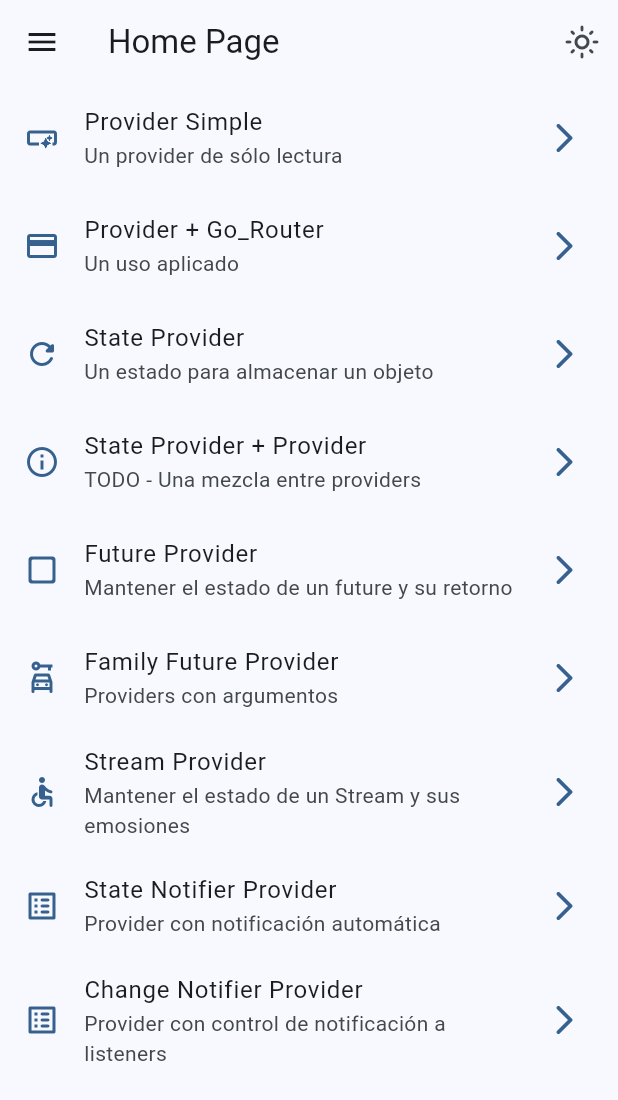
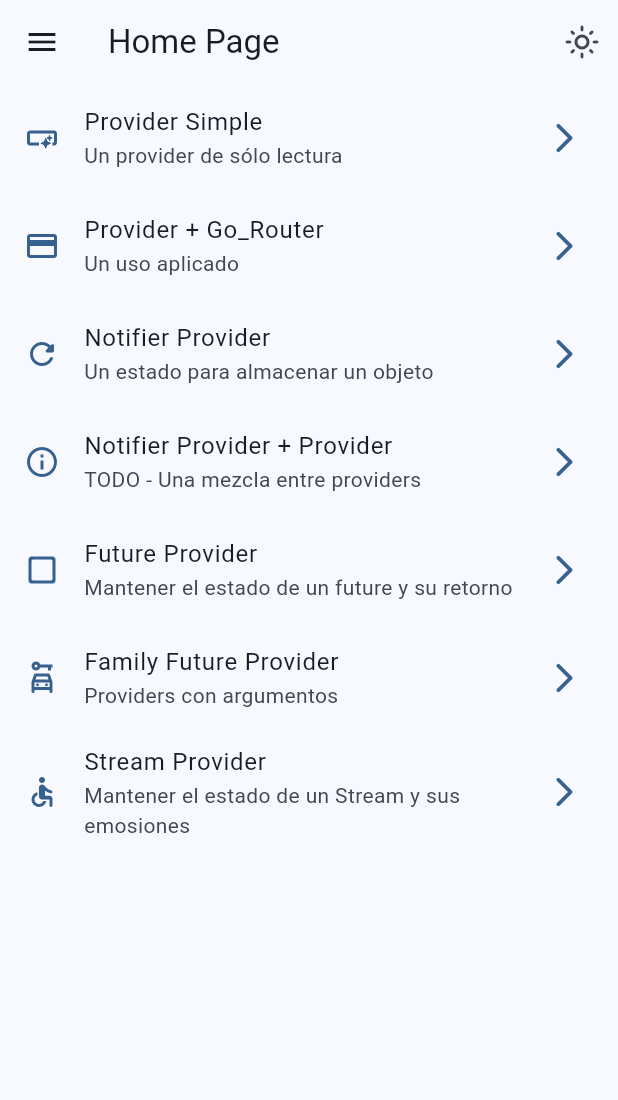
Before and after one commit to gilvancosta/Riverpod-Providers-2023, a Flutter app: the screen it shows after launch, on a phone screen of 412 x 824 dp. Shown: the top 1100 px of the screen. Run offline on Flutter 3.47's test engine with Material 3 defaults, Android fonts, the phone set to English and light mode, and no system bars; our stand-ins replace dio, flutter_riverpod, go_router, riverpod_annotation; missing offline and left inert: random_name_generator; generated files the repository leaves out were written again.

```diff
--- a/lib/src/core/router/app_router.dart
+++ b/lib/src/core/router/app_router.dart
@@ -3,15 +3,16 @@ import 'package:go_router/go_router.dart';
 import 'package:riverpod_annotation/riverpod_annotation.dart';
 
 import '../../ui/pages/home/home_page.dart';
-import '../../ui/pages/riverpod/01_provider/provider_screen.dart';
-import '../../ui/pages/riverpod/02_provider_router/router_screen.dart';
-import '../../ui/pages/riverpod/03_state_provider/state_provider_screen.dart';
-import '../../ui/pages/riverpod/04_todo/todo_screen.dart';
-import '../../ui/pages/riverpod/05_future_provider/future_provider_screen.dart';
-import '../../ui/pages/riverpod/06_family_future_provider/future_provider_screen.dart';
-import '../../ui/pages/riverpod/07_stream_provider/stream_provider_screen.dart';
-import '../../ui/pages/riverpod/08_state_notifier/state_notifier_screen.dart';
-import '../../ui/pages/riverpod/09_change_notifier/change_notifier_screen.dart';
+import '../../ui/pages/riverpod/01_provider/hello_world/provider_screen.dart';
+import '../../ui/pages/riverpod/01_provider/provider_router/router_screen.dart';
+
+import '../../ui/pages/riverpod/02_notifier_provider/example01/notifier_provider_screen.dart';
+
+import '../../ui/pages/riverpod/02_notifier_provider/todo/todo_screen.dart';
+
+import '../../ui/pages/riverpod/03_future_provider/family_future_provider/future_provider_screen.dart';
+import '../../ui/pages/riverpod/03_future_provider/load_name/future_provider_screen.dart';
+import '../../ui/pages/riverpod/04_stream_provider/stream_name/stream_provider_screen.dart';
 
 part 'app_router.g.dart';
 
@@ -33,8 +34,8 @@ GoRouter appRouter(AppRouterRef ref) {
       builder: (context, state) => const RouterScreen(),
     ),
     GoRoute(
-      path: '/state-provider',
-      builder: (context, state) => const StateProviderScreen(),
+      path: '/notifier-provider',
+      builder: (context, state) => const NotifierProviderScreen(),
     ),
     GoRoute(
       path: '/todo',
@@ -52,13 +53,5 @@ GoRouter appRouter(AppRouterRef ref) {
       path: '/stream-provider',
       builder: (context, state) => const StreamProviderScreen(),
     ),
-    GoRoute(
-      path: '/change-notifier-provider',
-      builder: (context, state) => const ChangeNotifierScreen(),
-    ),
-    GoRoute(
-      path: '/state-notifier-provider',
-      builder: (context, state) => const StateNotifierScreen(),
-    ),
   ]);
 }
--- a/lib/src/ui/pages/home/widgets/list_tile_widget.dart
+++ b/lib/src/ui/pages/home/widgets/list_tile_widget.dart
@@ -5,19 +5,18 @@ import 'package:flutter_riverpod/flutter_riverpod.dart';
 import '../../../../core/router/app_router.dart';
 
 class ListTileWidget extends ConsumerWidget {
-
   final String title;
   final String subTitle;
   final String location;
   final IconData icon;
 
-  const ListTileWidget({super.key,
+  const ListTileWidget({
+    super.key,
     required this.title,
     required this.subTitle,
     required this.location,
     required this.icon,
   });
-
 
   get appRouter => null;
 
--- a/lib/src/ui/pages/home/widgets/list_view_widget.dart
+++ b/lib/src/ui/pages/home/widgets/list_view_widget.dart
@@ -25,14 +25,14 @@ class ListViewWidget extends StatelessWidget {
           ),
 
           ListTileWidget(
-            title: 'State Provider',
+            title: 'Notifier Provider',
             subTitle: 'Un estado para almacenar un objeto',
-            location: '/state-provider',
+            location: '/notifier-provider',
             icon: Icons.refresh_rounded
           ),
 
           ListTileWidget(
-            title: 'State Provider + Provider',
+            title: 'Notifier Provider + Provider',
             subTitle: 'TODO - Una mezcla entre providers',
             location: '/todo',
             icon: Icons.info_outline
@@ -59,19 +59,7 @@ class ListViewWidget extends StatelessWidget {
             icon: Icons.accessible_rounded
           ),
 
-          ListTileWidget(
-            title: 'State Notifier Provider',
-            subTitle: 'Provider con notificación automática',
-            location: '/state-notifier-provider',
-            icon: Icons.list_alt_rounded
-          ),
 
-          ListTileWidget(
-            title: 'Change Notifier Provider',
-            subTitle: 'Provider con control de notificación a listeners',
-            location: '/change-notifier-provider',
-            icon: Icons.list_alt_rounded
-          ),
 
       ],
     );
--- a/lib/src/ui/pages/riverpod/01_provider/provider_screen.dart
+++ b/lib/src/ui/pages/riverpod/01_provider/hello_world/provider_screen.dart
@@ -6,6 +6,8 @@ import 'package:flutter/material.dart';
 import 'package:flutter_riverpod/flutter_riverpod.dart';
 
 import 'providers/hello_world_provider.dart';
+
+
 
 class ProviderScreen extends ConsumerWidget {
   const ProviderScreen({super.key});
--- a/lib/src/ui/pages/riverpod/02_provider_router/router_screen.dart
+++ b/lib/src/ui/pages/riverpod/01_provider/provider_router/router_screen.dart
@@ -2,7 +2,7 @@ import 'package:flutter/material.dart';
 import 'package:flutter_riverpod/flutter_riverpod.dart';
 
 
-import '../../../../core/router/app_router.dart';
+import '../../../../../core/router/app_router.dart';
 
 class RouterScreen extends ConsumerWidget {
   const RouterScreen({super.key});
--- a/lib/src/ui/pages/riverpod/04_todo/providers/todos_providers.dart
+++ b/lib/src/ui/pages/riverpod/02_notifier_provider/todo/providers/todos_providers.dart
@@ -2,8 +2,9 @@ import 'package:riverpod_annotation/riverpod_annotation.dart';
 
 
 import 'package:uuid/uuid.dart';
-import '../../../../../core/helpers/random_generator.dart';
-import '../../../../../domain/entities/todo.dart';
+
+import '../../../../../../core/helpers/random_generator.dart';
+import '../../../../../../domain/entities/todo.dart';
 
 
 part 'todos_providers.g.dart';
--- a/lib/src/ui/pages/riverpod/04_todo/todo_screen.dart
+++ b/lib/src/ui/pages/riverpod/02_notifier_provider/todo/todo_screen.dart
@@ -1,7 +1,8 @@
 import 'package:flutter/material.dart';
 import 'package:flutter_riverpod/flutter_riverpod.dart';
+import '../../../../../core/helpers/random_generator.dart';
 import 'providers/todos_providers.dart';
-import '../../../../core/helpers/random_generator.dart';
+
 
 
 
--- a/lib/src/ui/pages/riverpod/06_family_future_provider/future_provider_screen.dart
+++ b/lib/src/ui/pages/riverpod/03_future_provider/family_future_provider/future_provider_screen.dart
@@ -1,7 +1,8 @@
 import 'package:flutter/material.dart';
 import 'package:flutter_riverpod/flutter_riverpod.dart';
 
-import '../05_future_provider/providers/future_providers.dart';
+import '../load_name/providers/future_providers.dart';
+
 
 class FamilyFutureScreen extends ConsumerStatefulWidget {
   const FamilyFutureScreen({super.key});
--- a/lib/src/ui/pages/riverpod/05_future_provider/future_provider_screen.dart
+++ b/lib/src/ui/pages/riverpod/03_future_provider/load_name/future_provider_screen.dart
@@ -2,6 +2,7 @@ import 'package:flutter/material.dart';
 import 'package:flutter_riverpod/flutter_riverpod.dart';
 
 import 'providers/future_providers.dart';
+
 
 class FutureProviderScreen extends ConsumerWidget {
   const FutureProviderScreen({super.key});
--- a/lib/src/ui/pages/riverpod/05_future_provider/providers/future_providers.dart
+++ b/lib/src/ui/pages/riverpod/03_future_provider/load_name/providers/future_providers.dart
@@ -1,8 +1,7 @@
 // ignore_for_file: avoid_print
 import 'package:riverpod_annotation/riverpod_annotation.dart';
 
-import '../../../../../core/helpers/pokemon_information.dart';
-
+import '../../../../../../core/helpers/pokemon_information.dart';
 
 part 'future_providers.g.dart';
 
--- a/lib/src/ui/pages/riverpod/07_stream_provider/providers/stream_provider.dart
+++ b/lib/src/ui/pages/riverpod/04_stream_provider/stream_name/providers/stream_provider.dart
@@ -1,6 +1,6 @@
 import 'package:riverpod_annotation/riverpod_annotation.dart';
 
-import '../../../../../core/helpers/random_generator.dart';
+import '../../../../../../core/helpers/random_generator.dart';
 
 
 part 'stream_provider.g.dart';
--- a/lib/src/ui/pages/riverpod/07_stream_provider/stream_provider_screen.dart
+++ b/lib/src/ui/pages/riverpod/04_stream_provider/stream_name/stream_provider_screen.dart
@@ -2,7 +2,6 @@ import 'package:flutter/material.dart';
 import 'package:flutter_riverpod/flutter_riverpod.dart';
 
 import 'providers/stream_provider.dart';
-
 
 
 class StreamProviderScreen extends StatelessWidget {
@@ -18,7 +17,6 @@ class StreamProviderScreen extends StatelessWidget {
     );
   }
 }
-
 
 class StreamView extends ConsumerWidget {
   const StreamView({super.key});
--- a/lib/src/ui/pages/riverpod/08_state_notifier/providers/theme_settings_provider.dart
+++ /dev/null
@@ -1,25 +0,0 @@
-
-import 'package:flutter_riverpod/flutter_riverpod.dart';
-import 'package:riverpod_annotation/riverpod_annotation.dart';
-
-import '../../../../../core/theme/app_theme.dart';
-
-part 'theme_settings_provider.g.dart';
-
-@riverpod
-class ThemeSettings extends StateNotifier<AppTheme> {
-
-  // STATE = Estado = new AppTheme();
-  ThemeSettings(): super( AppTheme() );
-
-
-  void toggleDarkmode() {
-    state = state.copyWith( isDarkmode: !state.isDarkmode  );
-  }
-
-  void changeColorIndex( int colorIndex) {
-    state = state.copyWith( selectedColor: colorIndex );
-  }
-
-
-}
```
Also changed, not shown: lib/src/ui/pages/riverpod/02_notifier_provider/example01/notifier_provider_screen.dart (renamed from lib/src/ui/pages/riverpod/03_state_provider/state_provider_screen.dart, +5 -4 lines), lib/src/ui/pages/riverpod/08_state_notifier/state_notifier_screen.dart (deleted, +0 -15 lines), lib/src/ui/pages/riverpod/09_change_notifier/change_notifier_screen.dart (deleted, +0 -15 lines), lib/src/core/router/app_router.g.dart, lib/src/ui/pages/riverpod/01_provider/hello_world/providers/hello_world_provider.dart (renamed from lib/src/ui/pages/riverpod/01_provider/providers/hello_world_provider.dart), lib/src/ui/pages/riverpod/01_provider/hello_world/providers/hello_world_provider.g.dart (renamed from lib/src/ui/pages/riverpod/01_provider/providers/hello_world_provider.g.dart), lib/src/ui/pages/riverpod/02_notifier_provider/example01/providers/state_providers.dart (renamed from lib/src/ui/pages/riverpod/03_state_provider/providers/state_providers.dart), lib/src/ui/pages/riverpod/02_notifier_provider/example01/providers/state_providers.g.dart (renamed from lib/src/ui/pages/riverpod/03_state_provider/providers/state_providers.g.dart), lib/src/ui/pages/riverpod/02_notifier_provider/todo/providers/todos_providers.g.dart (renamed from lib/src/ui/pages/riverpod/04_todo/providers/todos_providers.g.dart), lib/src/ui/pages/riverpod/03_future_provider/load_name/providers/future_providers.g.dart (renamed from lib/src/ui/pages/riverpod/05_future_provider/providers/future_providers.g.dart), lib/src/ui/pages/riverpod/04_stream_provider/stream_name/providers/stream_provider.g.dart (renamed from lib/src/ui/pages/riverpod/07_stream_provider/providers/stream_provider.g.dart).
